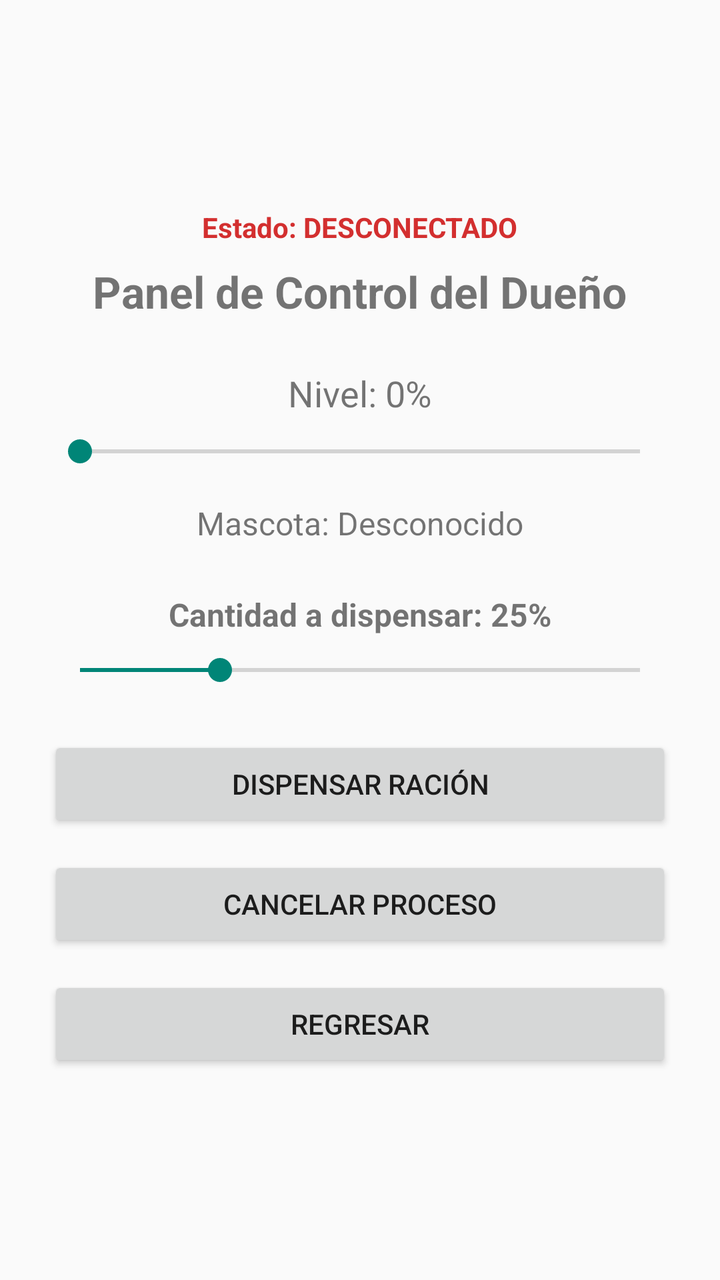
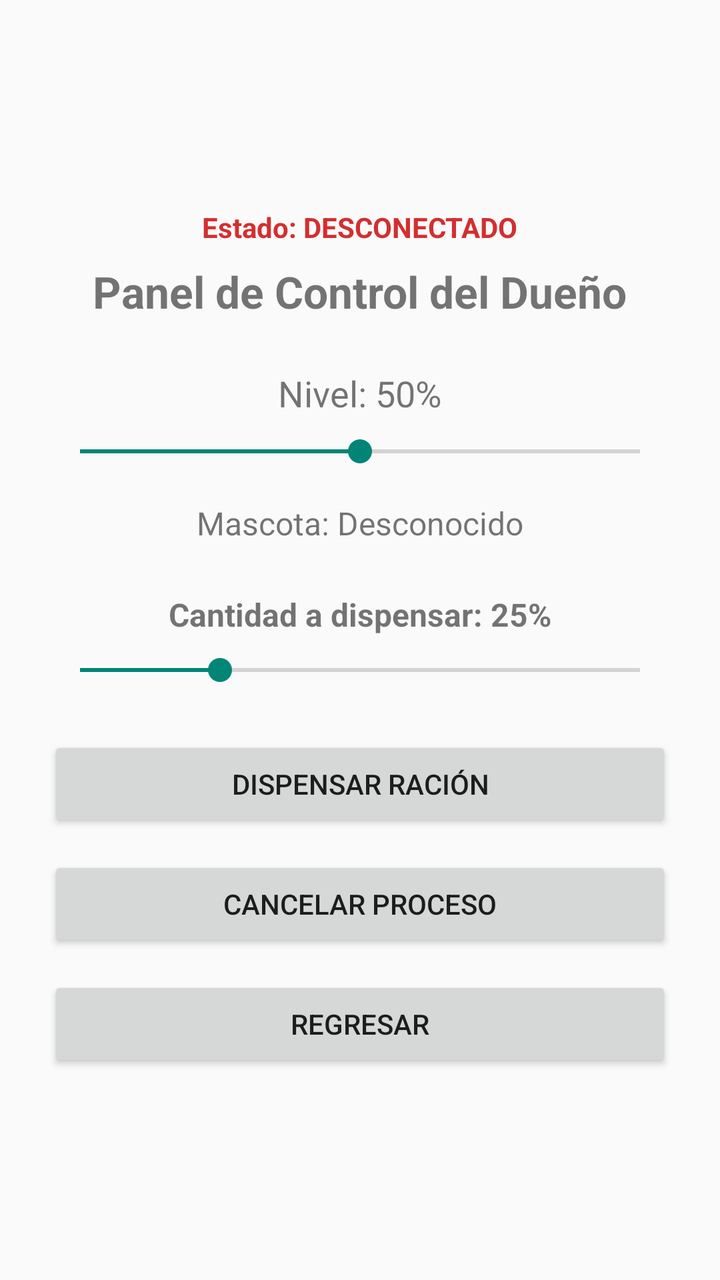

Two renders of the same Android screen: before a commit and after it. Below are the layout's source before the change and the commit's diff.
<!-- AndroidManifest.xml: application theme Theme.AppCompat.Light.DarkActionBar -->
<!-- res/layout/activity_owner.xml -->
<?xml version="1.0" encoding="utf-8"?>
<LinearLayout xmlns:android="http://schemas.android.com/apk/res/android"
    android:layout_width="match_parent"
    android:layout_height="match_parent"
    android:orientation="vertical"
    android:gravity="center"
    android:padding="24dp">

    
    <TextView
        android:id="@+id/tvEstadoConexion"
        android:layout_width="wrap_content"
        android:layout_height="wrap_content"
        android:text="Estado: DESCONECTADO"
        android:textSize="14sp"
        android:textStyle="bold"
        android:textColor="#D32F2F"
        android:layout_marginBottom="8dp" />

    <TextView
        android:layout_width="wrap_content"
        android:layout_height="wrap_content"
        android:text="Panel de Control del Dueño"
        android:textSize="22sp"
        android:textStyle="bold"
        android:layout_marginBottom="24dp" />

    
    <TextView
        android:id="@+id/tvComidaPanel"
        android:layout_width="wrap_content"
        android:layout_height="wrap_content"
        android:text="Nivel: 0%"
        android:textSize="18sp"
        android:layout_marginBottom="8dp" />

    
    <SeekBar
        android:id="@+id/sbNivelComida"
        android:layout_width="match_parent"
        android:layout_height="wrap_content"
        android:max="100"
        android:progress="0"
        android:layout_marginBottom="16dp" />

    
    <TextView
        android:id="@+id/tvPresenciaPanel"
        android:layout_width="wrap_content"
        android:layout_height="wrap_content"
        android:text="Mascota: Desconocido"
        android:textSize="16sp"
        android:layout_marginBottom="24dp" />

    
    <TextView
        android:id="@+id/tvCantidadDispensar"
        android:layout_width="wrap_content"
        android:layout_height="wrap_content"
        android:text="Cantidad a dispensar: 25%"
        android:textSize="16sp"
        android:textStyle="bold"
        android:layout_marginBottom="8dp" />

    <SeekBar
        android:id="@+id/sbCantidadDispensar"
        android:layout_width="match_parent"
        android:layout_height="wrap_content"
        android:max="100"
        android:progress="25"
        android:layout_marginBottom="24dp" />

    
    <Button
        android:id="@+id/btnDispensar"
        android:layout_width="match_parent"
        android:layout_height="wrap_content"
        android:text="DISPENSAR RACIÓN"
        android:layout_marginBottom="12dp" />

    
    <Button
        android:id="@+id/btnCancelar"
        android:layout_width="match_parent"
        android:layout_height="wrap_content"
        android:text="CANCELAR PROCESO"
        android:layout_marginBottom="12dp" />

    
    <Button
        android:id="@+id/btnRegresar"
        android:layout_width="match_parent"
        android:layout_height="wrap_content"
        android:text="REGRESAR" />

</LinearLayout>
<!-- resources referenced by this layout -->
<resources>

</resources>

<!-- the commit's change to res/layout/activity_owner.xml (unified diff, before → after) -->
@@ -30,7 +30,7 @@
         android:id="@+id/tvComidaPanel"
         android:layout_width="wrap_content"
         android:layout_height="wrap_content"
-        android:text="Nivel: 0%"
+        android:text="Nivel: 50%"
         android:textSize="18sp"
         android:layout_marginBottom="8dp" />
 
@@ -40,7 +40,9 @@
         android:layout_width="match_parent"
         android:layout_height="wrap_content"
         android:max="100"
-        android:progress="0"
+        android:progress="50"
+        android:focusable="false"
+        android:clickable="false"
         android:layout_marginBottom="16dp" />
 
     
